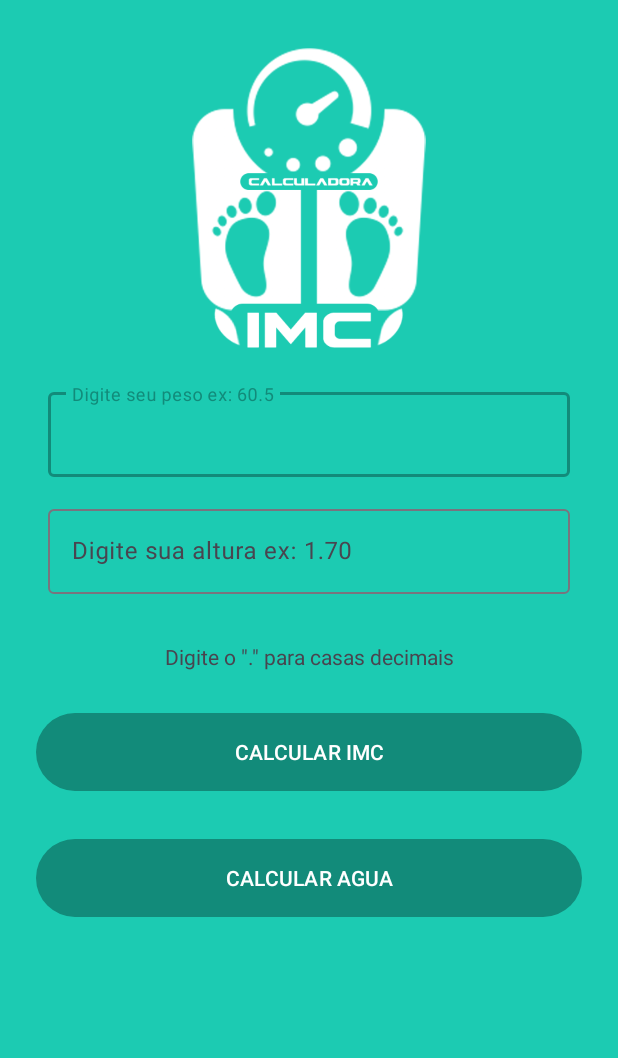
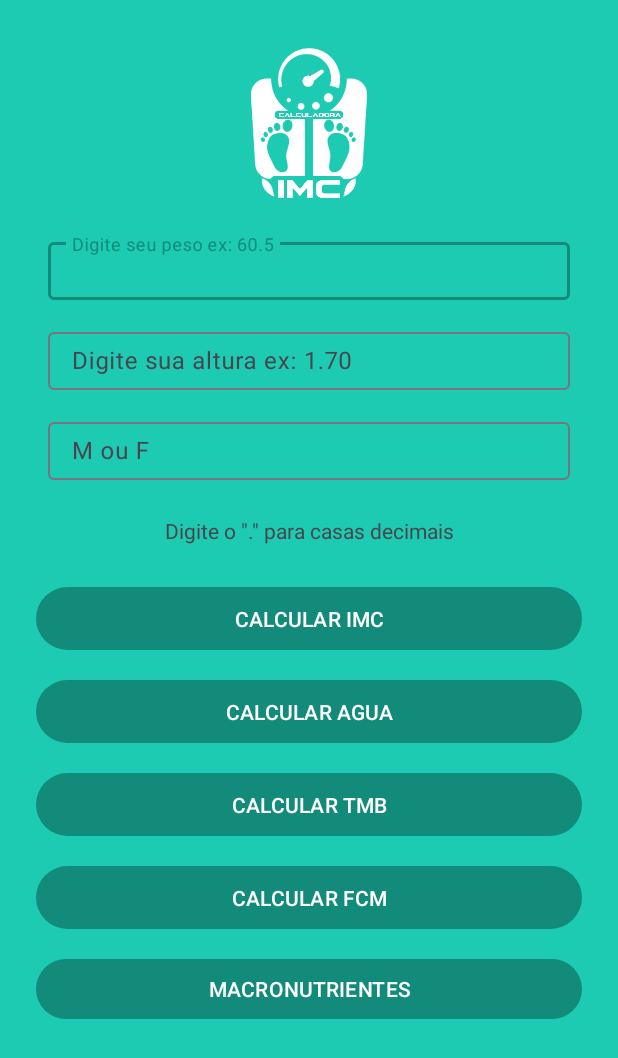
Before and after one commit to diasoficial/p6-CalculadoraIMC, an Android app: the screen it shows after launch (MainActivity), on a phone screen of 412 x 824 dp. Shown: the top 1058 px of the screen. Run offline under Robolectric (Android 15) with nearby library versions, the phone set to English and light mode, and no system bars.

Commit message:
Front-end v2 finalizado

```diff
--- a/app/src/main/res/layout/activity_main.xml
+++ b/app/src/main/res/layout/activity_main.xml
@@ -9,8 +9,8 @@
 
     <ImageView
         android:id="@+id/imageView"
-        android:layout_width="200dp"
-        android:layout_height="200dp"
+        android:layout_width="100dp"
+        android:layout_height="100dp"
         android:layout_marginTop="32dp"
         app:layout_constraintEnd_toEndOf="parent"
         app:layout_constraintHorizontal_bias="0.5"
@@ -21,7 +21,7 @@
     <com.google.android.material.textfield.TextInputLayout
         android:id="@+id/textInputLayout"
         android:layout_width="0dp"
-        android:layout_height="wrap_content"
+        android:layout_height="60dp"
         android:layout_marginStart="24dp"
         android:layout_marginTop="16dp"
         android:layout_marginEnd="24dp"
@@ -42,7 +42,7 @@
     <com.google.android.material.textfield.TextInputLayout
         android:id="@+id/textInputLayout2"
         android:layout_width="0dp"
-        android:layout_height="wrap_content"
+        android:layout_height="60dp"
         android:layout_marginStart="24dp"
         android:layout_marginEnd="24dp"
         android:padding="8dp"
@@ -59,21 +59,39 @@
             android:inputType="number|numberDecimal" />
     </com.google.android.material.textfield.TextInputLayout>
 
+    <com.google.android.material.textfield.TextInputLayout
+        android:id="@+id/textInputLayout5"
+        android:layout_width="0dp"
+        android:layout_height="60dp"
+        android:layout_marginStart="24dp"
+        android:layout_marginEnd="24dp"
+        android:padding="8dp"
+        app:layout_constraintEnd_toEndOf="parent"
+        app:layout_constraintHorizontal_bias="0.5"
+        app:layout_constraintStart_toStartOf="parent"
+        app:layout_constraintTop_toBottomOf="@+id/textInputLayout2">
+
+        <com.google.android.material.textfield.TextInputEditText
+            android:layout_width="match_parent"
+            android:layout_height="wrap_content"
+            android:hint="M ou F" />
+    </com.google.android.material.textfield.TextInputLayout>
+
     <TextView
         android:id="@+id/textView"
         android:layout_width="wrap_content"
         android:layout_height="wrap_content"
-        android:layout_marginTop="24dp"
+        android:layout_marginTop="16dp"
         android:text="Digite o &quot;.&quot; para casas decimais"
         app:layout_constraintEnd_toEndOf="parent"
         app:layout_constraintHorizontal_bias="0.5"
         app:layout_constraintStart_toStartOf="parent"
-        app:layout_constraintTop_toBottomOf="@+id/textInputLayout2" />
+        app:layout_constraintTop_toBottomOf="@+id/textInputLayout5" />
 
     <Button
         android:id="@+id/btn_calcular"
         android:layout_width="0dp"
-        android:layout_height="60dp"
+        android:layout_height="50dp"
         android:layout_marginStart="24dp"
         android:layout_marginTop="24dp"
         android:layout_marginEnd="24dp"
@@ -86,13 +104,53 @@
     <Button
         android:id="@+id/btn_calcular_agua"
         android:layout_width="0dp"
-        android:layout_height="60dp"
+        android:layout_height="50dp"
         android:layout_marginStart="24dp"
-        android:layout_marginTop="24dp"
+        android:layout_marginTop="12dp"
         android:layout_marginEnd="24dp"
         android:text="CALCULAR AGUA"
         app:layout_constraintEnd_toEndOf="parent"
         app:layout_constraintHorizontal_bias="0.5"
         app:layout_constraintStart_toStartOf="parent"
         app:layout_constraintTop_toBottomOf="@+id/btn_calcular" />
+
+    <Button
+        android:id="@+id/button"
+        android:layout_width="0dp"
+        android:layout_height="50dp"
+        android:layout_marginStart="24dp"
+        android:layout_marginTop="12dp"
+        android:layout_marginEnd="24dp"
+        android:text="CALCULAR TMB"
+        app:layout_constraintEnd_toEndOf="parent"
+        app:layout_constraintHorizontal_bias="0.5"
+        app:layout_constraintStart_toStartOf="parent"
+        app:layout_constraintTop_toBottomOf="@+id/btn_calcular_agua" />
+
+    <Button
+        android:id="@+id/button2"
+        android:layout_width="0dp"
+        android:layout_height="50dp"
+        android:layout_marginStart="24dp"
+        android:layout_marginTop="12dp"
+        android:layout_marginEnd="24dp"
+        android:text="CALCULAR FCM"
+        app:layout_constraintEnd_toEndOf="parent"
+        app:layout_constraintHorizontal_bias="0.5"
+        app:layout_constraintStart_toStartOf="parent"
+        app:layout_constraintTop_toBottomOf="@+id/button" />
+
+    <Button
+        android:id="@+id/button3"
+        android:layout_width="0dp"
+        android:layout_height="wrap_content"
+        android:layout_marginStart="24dp"
+        android:layout_marginTop="12dp"
+        android:layout_marginEnd="24dp"
+        android:text="MACRONUTRIENTES"
+        app:layout_constraintEnd_toEndOf="parent"
+        app:layout_constraintHorizontal_bias="0.5"
+        app:layout_constraintStart_toStartOf="parent"
+        app:layout_constraintTop_toBottomOf="@+id/button2" />
+
 </androidx.constraintlayout.widget.ConstraintLayout>
```
